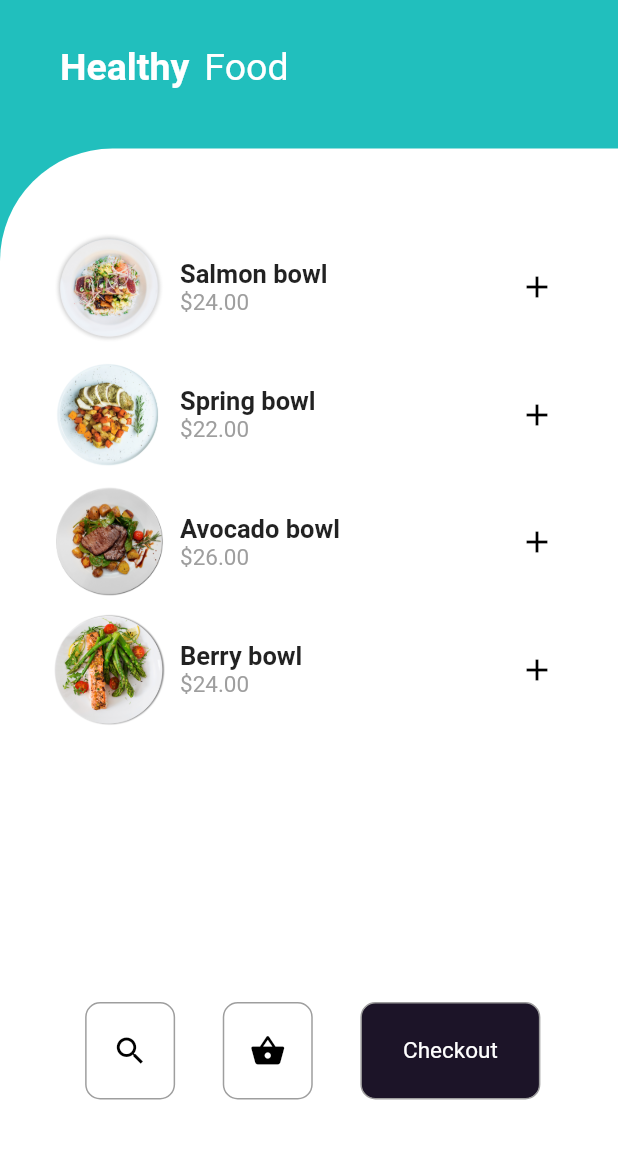
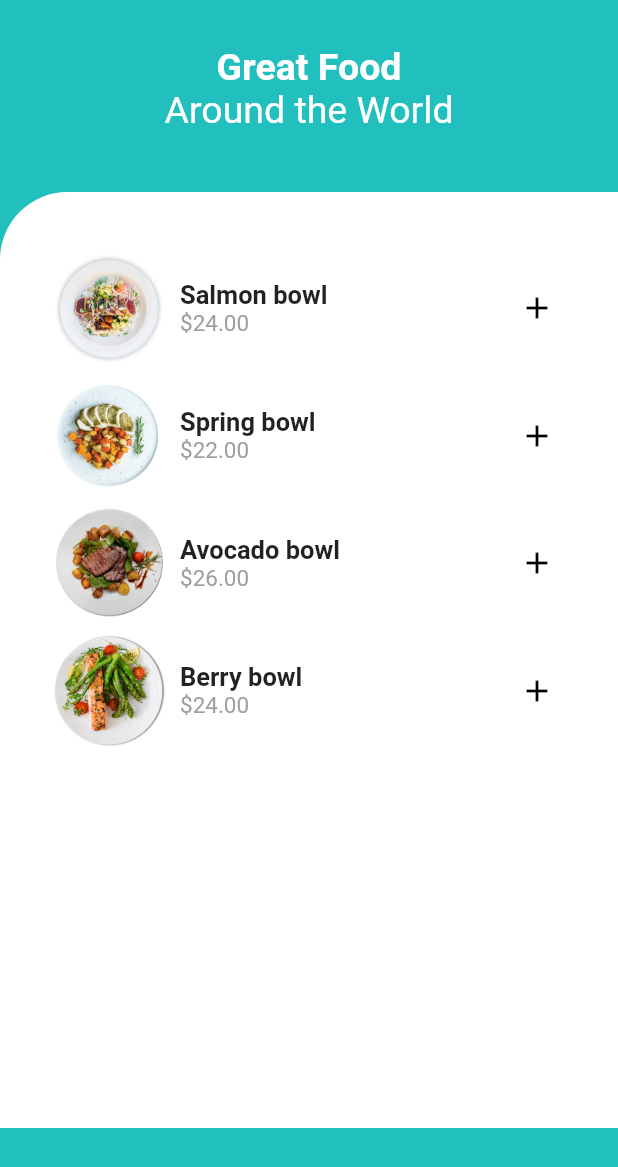
Before and after one commit to Shika-Dev/travel_for_noobs, a Flutter app: the foodtab screen opened directly, on a phone screen of 412 x 824 dp. Shown: the top 1167 px of the screen. Run offline on Flutter 3.47's test engine with Material 2 defaults, Android fonts, the phone set to English and light mode, and no system bars; our stand-ins replace font_awesome_flutter; Roboto replaces fonts that are missing (Montserrat); project files that could hold a hidden picture were left out.

Commit message:
version 2.2: Fix Food Tab

```diff
--- a/lib/tabs/foodtab.dart
+++ b/lib/tabs/foodtab.dart
@@ -11,20 +11,22 @@ class _MyHomePageState extends State<foodtab> {
   Widget build(BuildContext context) {
     return Scaffold(
       backgroundColor: Color(0xFF21BFBD),
-      body: ListView(
+      body: SafeArea(
+        child: Column(
         children: <Widget>[
           Padding(
-            padding: EdgeInsets.only(left: 40.0, top: 30),
-            child: Row(
+            padding: EdgeInsets.only(top: 30),
+            child: Column(
+              mainAxisAlignment: MainAxisAlignment.center,
               children: <Widget>[
-                Text('Healthy',
+                Text('Great Food',
                     style: TextStyle(
                         fontFamily: 'Montserrat',
                         color: Colors.white,
                         fontWeight: FontWeight.bold,
                         fontSize: 25.0)),
                 SizedBox(width: 10.0),
-                Text('Food',
+                Text('Around the World',
                     style: TextStyle(
                         fontFamily: 'Montserrat',
                         color: Colors.white,
@@ -34,16 +36,21 @@ class _MyHomePageState extends State<foodtab> {
           ),
           SizedBox(height: 40.0),
           Container(
-            height: MediaQuery.of(context).size.height,
+            height: MediaQuery.of(context).size.height-200,
             decoration: BoxDecoration(
               color: Colors.white,
-              borderRadius: BorderRadius.only(topLeft: Radius.circular(75.0)),
+              borderRadius: BorderRadius.only(topLeft: Radius.circular(45.0)),
             ),
+            child: Container(
               child: ListView(
                 primary: false,
-              padding: EdgeInsets.only(left: 25.0, right: 20.0),
+                padding: EdgeInsets.only(left: 25.0, right: 20.0, top: 30.0),
                 children: <Widget>[
-                Padding(
+                  _buildFoodItem('assets/plate1.png', 'Salmon bowl', '\$24.00'),
+                  _buildFoodItem('assets/plate2.png', 'Spring bowl', '\$22.00'),
+                  _buildFoodItem('assets/plate6.png', 'Avocado bowl', '\$26.00'),
+                  _buildFoodItem('assets/plate5.png', 'Berry bowl', '\$24.00'),
+                  /*Padding(
                       padding: EdgeInsets.only(top: 45.0),
                       child: Container(
                           height: MediaQuery.of(context).size.height - 300.0,
@@ -52,61 +59,13 @@ class _MyHomePageState extends State<foodtab> {
                             _buildFoodItem('assets/plate2.png', 'Spring bowl', '\$22.00'),
                             _buildFoodItem('assets/plate6.png', 'Avocado bowl', '\$26.00'),
                             _buildFoodItem('assets/plate5.png', 'Berry bowl', '\$24.00')
-                        ]))),
-                Row(
-                  mainAxisAlignment: MainAxisAlignment.spaceEvenly,
-                  children: <Widget>[
-                    Container(
-                      height: 65.0,
-                      width: 60.0,
-                      decoration: BoxDecoration(
-                        border: Border.all(
-                            color: Colors.grey,
-                            style: BorderStyle.solid,
-                            width: 1.0),
-                        borderRadius: BorderRadius.circular(10.0),
-                      ),
-                      child: Center(
-                        child: Icon(Icons.search, color: Colors.black),
+                          ]))),*/
+                ],
               ),
             ),
-                    Container(
-                      height: 65.0,
-                      width: 60.0,
-                      decoration: BoxDecoration(
-                        border: Border.all(
-                            color: Colors.grey,
-                            style: BorderStyle.solid,
-                            width: 1.0),
-                        borderRadius: BorderRadius.circular(10.0),
-                      ),
-                      child: Center(
-                        child: Icon(Icons.shopping_basket, color: Colors.black),
-                      ),
-                    ),
-                    Container(
-                      height: 65.0,
-                      width: 120.0,
-                      decoration: BoxDecoration(
-                          border: Border.all(
-                              color: Colors.grey,
-                              style: BorderStyle.solid,
-                              width: 1.0),
-                          borderRadius: BorderRadius.circular(10.0),
-                          color: Color(0xFF1C1428)),
-                      child: Center(
-                          child: Text('Checkout',
-                              style: TextStyle(
-                                  fontFamily: 'Montserrat',
-                                  color: Colors.white,
-                                  fontSize: 15.0))),
-                    )
-                  ],
           )
         ],
         ),
-          )
-        ],
       ),
     );
   }
```
Lines whose indentation alone changed are shown as unchanged.
